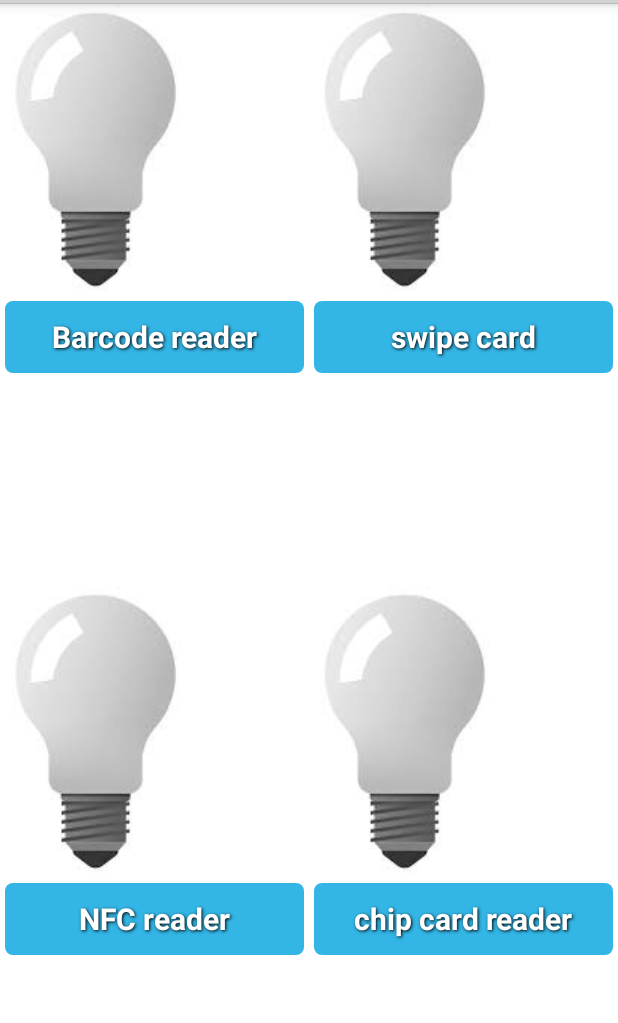
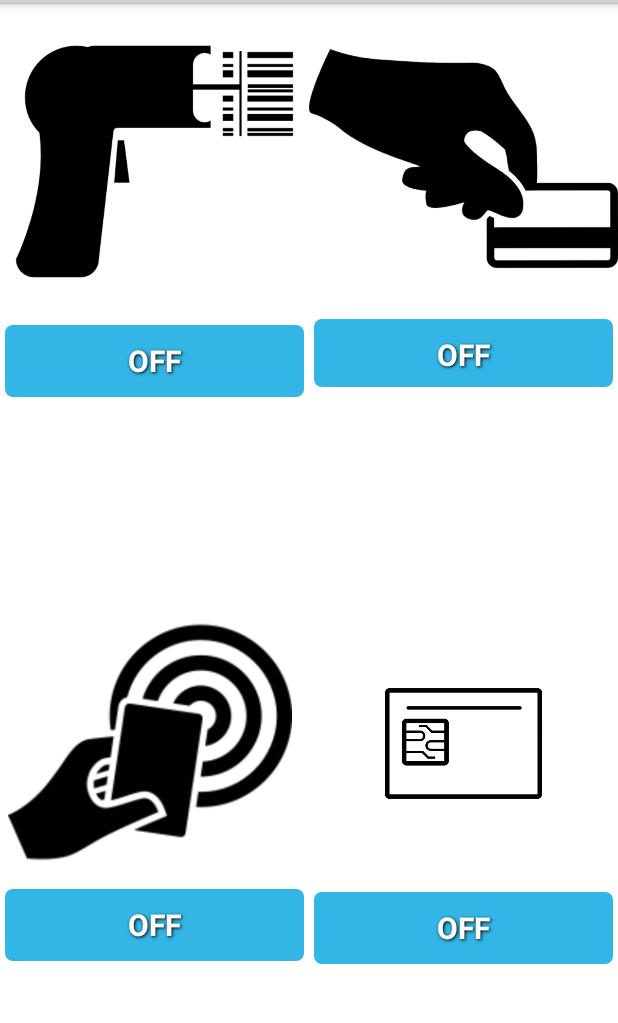
Before and after one commit to UdeeshaShehan/BSA2, an Android app: the DeviceStatus screen opened directly, with no data from a screen before it, on a phone screen of 412 x 824 dp, the part 69-1092 px from its top. Run offline under Robolectric (Android 15) with nearby library versions, the phone set to English and light mode, and no system bars.

Commit message:
change UI

```diff
--- a/app/build.gradle
+++ b/app/build.gradle
@@ -27,4 +27,5 @@ dependencies {
     compile files('libs/httpcore-4.2.3.jar')
     compile files('libs/gson-2.2.jar')
     compile files('libs/bcprov-jdk15on-156.jar')
+    compile files('libs/org.eclipse.paho.client.mqttv3-1.1.0.jar')
 }
--- a/app/src/main/java/com/example/usid/mpos/MainActivity.java
+++ b/app/src/main/java/com/example/usid/mpos/MainActivity.java
@@ -135,12 +135,13 @@ public class MainActivity extends FragmentActivity implements Communicator{
 
     @Override
     protected void onCreate(Bundle savedInstanceState) {
+        super.onCreate(savedInstanceState);
         res = getResources();
         setContentView(R.layout.activity_main);
         viewPager = (ViewPager) findViewById(R.id.pager);
         plist=new ArrayList<Product>();
         plist=getDataFromSharedPreferences();
-        super.onCreate(savedInstanceState);
+
         SDK_SUPPORTED = Build.VERSION.SDK_INT >= Build.VERSION_CODES.HONEYCOMB;
         initiateActionBar();
         startService(new Intent(this, UDPBroadcastSerrvice.class));
--- a/app/src/main/java/com/example/usid/mpos/UI/DeviceStatus.java
+++ b/app/src/main/java/com/example/usid/mpos/UI/DeviceStatus.java
@@ -18,10 +18,9 @@ import java.util.Observer;
  */
 
 public class DeviceStatus extends Activity implements Observer {
-    Button button,button2, button3, button4;
     ImageView image,image2,image3,image4;
     KeepAlive k;
-
+    Button button,button2,button3,button4;
     @Override
     public void onCreate(Bundle savedInstanceState) {
         super.onCreate(savedInstanceState);
@@ -30,6 +29,10 @@ public class DeviceStatus extends Activity implements Observer {
         image2 = (ImageView) findViewById(R.id.imageView2);
         image3 = (ImageView) findViewById(R.id.imageView3);
         image4 = (ImageView) findViewById(R.id.imageView4);
+        button= (Button) findViewById(R.id.btnChangeImage);
+        button2= (Button) findViewById(R.id.btnChangeImage2);
+        button3= (Button) findViewById(R.id.btnChangeImage3);
+        button4= (Button) findViewById(R.id.btnChangeImage4);
         k=KeepAlive.getInstance();
         k.addObserver(this);
         runOnUiThread(new Runnable() {
@@ -62,28 +65,36 @@ public class DeviceStatus extends Activity implements Observer {
 
     }
     public void device1On(){
-        image.setImageResource(R.drawable.on);
+       // image.setImageResource(R.drawable.on);
+        button.setText("ON");
     }
     public void device1Off(){
-        image.setImageResource(R.drawable.off);
+        //image.setImageResource(R.drawable.off);
+        button.setText("OFF");
     }
     public void device2On(){
-        image2.setImageResource(R.drawable.on);
+        //image2.setImageResource(R.drawable.on);
+        button2.setText("ON");
     }
     public void device2Off(){
-        image2.setImageResource(R.drawable.off);
+        //image2.setImageResource(R.drawable.off);
+        button2.setText("OFF");
     }
     public void device3On(){
-        image3.setImageResource(R.drawable.on);
+        //image3.setImageResource(R.drawable.on);
+        button3.setText("ON");
     }
     public void device3Off(){
-        image3.setImageResource(R.drawable.off);
+        //image3.setImageResource(R.drawable.off);
+        button3.setText("OFF");
     }
     public void device4On(){
-        image4.setImageResource(R.drawable.on);
+        //image4.setImageResource(R.drawable.on);
+        button4.setText("ON");
     }
     public void device4Off(){
-        image4.setImageResource(R.drawable.off);
+        //image4.setImageResource(R.drawable.off);
+        button4.setText("OFF");
     }
 
     public void addListenerOnButton() {
@@ -141,7 +152,7 @@ public class DeviceStatus extends Activity implements Observer {
             @Override
             public void run() {
 
-                if(k.getDevice1()){
+               if(k.getDevice1()){
                     Log.e("keepAlive","device1on");
                     device1On();
                 }else{
--- a/app/src/main/java/com/example/usid/mpos/UI/InventoryFragment.java
+++ b/app/src/main/java/com/example/usid/mpos/UI/InventoryFragment.java
@@ -317,7 +317,7 @@ public class InventoryFragment extends UpdatableFragment {
 				/*Toast.makeText(getActivity().getBaseContext(),
 						SetServerString,
 						Toast.LENGTH_SHORT).show();*/
-				StringTokenizer tokenizer = new StringTokenizer(SetServerString, " \t\n\r\f\",.:;?![]'");
+				StringTokenizer tokenizer = new StringTokenizer(SetServerString, " \t\n\r\f\",.:;?![]'");//["11111111111, Soap, , Eli Lili and co, 5, 58.50, 15, 2017-02-28, 65"]
 				int count=0;
 				while (tokenizer.hasMoreElements()) {
 					productDetail[count]=tokenizer.nextElement().toString();
@@ -326,7 +326,7 @@ public class InventoryFragment extends UpdatableFragment {
 						break;
 				}
 				if(count>=3){
-					boolean success = productCatalog.addProduct(productDetail[0], productDetail[1], 50.0);
+					boolean success = productCatalog.addProduct(productDetail[1], productDetail[0], 50.0);
 					if (success) {
 						/*Toast.makeText(getActivity().getBaseContext(),
 								res.getString(R.string.success) ,
--- a/app/src/main/java/com/example/usid/mpos/UI/SaleFragment.java
+++ b/app/src/main/java/com/example/usid/mpos/UI/SaleFragment.java
@@ -328,7 +328,7 @@ public class SaleFragment extends UpdatableFragment implements FragmentCommunica
 				Map<String,String> product;
 				Iterator it=list.iterator();
 				List<String> list1 = new ArrayList<String>();
-				if(SalesDetails.bill.length()>2&&SalesDetails.bill.charAt(0)!='9')
+				//if(SalesDetails.bill.length()>2&&SalesDetails.bill.charAt(0)!='9')
 				SalesDetails.bill="9-";
 				while (it.hasNext()){
 					product=(Map<String,String>) it.next();
--- a/app/src/main/java/com/example/usid/mpos/UI/ShopEnvironment.java
+++ b/app/src/main/java/com/example/usid/mpos/UI/ShopEnvironment.java
@@ -23,7 +23,7 @@ public class ShopEnvironment extends Activity {
         WebSettings webSetting = htmlWebView.getSettings();
         webSetting.setJavaScriptEnabled(true);
         webSetting.setDisplayZoomControls(true);
-        htmlWebView.loadUrl("https://www.ddilushan.tk/fyp/stats.php");
+        htmlWebView.loadUrl("http://www.dilushan.tk/fyp/stats.php");
     }
     private class CustomWebViewClient extends WebViewClient {
         @Override
--- a/app/src/main/java/com/example/usid/mpos/technicalService/KeepAlive.java
+++ b/app/src/main/java/com/example/usid/mpos/technicalService/KeepAlive.java
@@ -61,7 +61,7 @@ public class KeepAlive extends Observable{
     }
 
     public void setDevice4(boolean device4) {
-        Log.e("keepAlive","device4");
+        Log.e("keepAlive","device3");
         this.device4 = device4;
         setChanged();
         notifyObservers();
--- a/app/src/main/java/com/example/usid/mpos/technicalService/MQTTConnection.java
+++ b/app/src/main/java/com/example/usid/mpos/technicalService/MQTTConnection.java
@@ -4,19 +4,15 @@ import android.util.Log;
 
 import com.example.usid.mpos.SecurityController;
 
-import org.eclipse.paho.android.service.MqttAndroidClient;
 import org.eclipse.paho.client.mqttv3.IMqttMessageListener;
 import org.eclipse.paho.client.mqttv3.MqttClient;
 import org.eclipse.paho.client.mqttv3.MqttException;
 import org.eclipse.paho.client.mqttv3.MqttMessage;
 import org.eclipse.paho.client.mqttv3.MqttPersistenceException;
-import org.eclipse.paho.client.mqttv3.internal.ExceptionHelper;
 import org.eclipse.paho.client.mqttv3.persist.MemoryPersistence;
-import org.eclipse.paho.client.mqttv3.util.Strings;
 import org.json.JSONObject;
 
 import java.io.UnsupportedEncodingException;
-import java.net.ConnectException;
 import java.security.GeneralSecurityException;
 
 /**
@@ -26,7 +22,7 @@ import java.security.GeneralSecurityException;
 public class MQTTConnection {
 
 
-    static String sAddress = "tcp://192.168.8.102:1883";
+    static String sAddress = "tcp://192.168.8.104:1883";
     static String sUserName = "admin";
     static String sPassword = "admin";
     static String sDestination = "credit";
--- a/app/src/main/java/com/example/usid/mpos/technicalService/UDPBroadcastSerrvice.java
+++ b/app/src/main/java/com/example/usid/mpos/technicalService/UDPBroadcastSerrvice.java
@@ -161,7 +161,7 @@ public class UDPBroadcastSerrvice extends Service implements Observer{
     }
     byte[] receiveData = new byte[1024];
     String modifiedSentence;
-    long tst=0;
+    static long tst=0;
     private void runUdpClient()  {
         String udpMsg =getIP();
         DatagramSocket ds = null;
--- a/app/src/main/res/layout/device_status.xml
+++ b/app/src/main/res/layout/device_status.xml
@@ -18,16 +18,17 @@
     <ImageView
         android:id="@+id/imageView1"
         android:layout_width="wrap_content"
-        android:layout_height="wrap_content"
-        android:src="@drawable/on"
-        android:gravity="center"/>
+        android:layout_height="211dp"
+        android:src="@drawable/device1"
+        android:gravity="center"
+        android:layout_weight="4.50" />
 
     <Button
         android:id="@+id/btnChangeImage"
         style="@style/ButtonText"
         android:layout_width="match_parent"
         android:layout_height="match_parent"
-        android:layout_weight="0.5"
+        android:layout_weight="9.17"
         android:background="@drawable/btn_blue"
         android:text="@string/barcode_reader" />
 
@@ -36,22 +37,24 @@
             android:layout_width="match_parent"
             android:layout_height="wrap_content"
             android:orientation="vertical"
-            android:layout_weight="1">
+            android:layout_weight="1"
+            android:weightSum="1">
     <ImageView
         android:id="@+id/imageView2"
         android:layout_width="wrap_content"
-        android:layout_height="wrap_content"
-        android:src="@drawable/on"
-        android:gravity="center"/>
+        android:layout_height="207dp"
+        android:src="@drawable/device2"
+        android:gravity="center"
+        android:layout_weight="1.50" />
 
             <Button
                 android:id="@+id/btnChangeImage2"
                 style="@style/ButtonText"
                 android:layout_width="match_parent"
-        android:layout_height="match_parent"
-        android:layout_weight="0.5"
+                android:layout_height="45dp"
                 android:background="@drawable/btn_blue"
-        android:text="@string/swip_card_reader" />
+                android:text="@string/swip_card_reader"
+                android:layout_weight="2.17" />
         </LinearLayout>
         </LinearLayout>
     <LinearLayout
@@ -67,8 +70,8 @@
     <ImageView
         android:id="@+id/imageView3"
         android:layout_width="wrap_content"
-        android:layout_height="wrap_content"
-        android:src="@drawable/on"
+        android:layout_height="189dp"
+        android:src="@drawable/device4"
         android:gravity="center"/>
 
             <Button
@@ -85,23 +88,24 @@
             android:layout_width="match_parent"
             android:layout_height="wrap_content"
             android:orientation="vertical"
-            android:layout_weight="1">
+            android:layout_weight="1"
+            android:weightSum="1">
+
             <ImageView
                 android:id="@+id/imageView4"
                 android:layout_width="wrap_content"
-        android:layout_height="wrap_content"
-        android:src="@drawable/on"
-        android:gravity="center"/>
+                android:layout_height="191dp"
+                android:src="@drawable/device3"
+                android:gravity="center" />
 
             <Button
                  android:id="@+id/btnChangeImage4"
                 style="@style/ButtonText"
                 android:layout_width="match_parent"
                  android:layout_height="match_parent"
-        android:layout_weight="0.5"
                 android:background="@drawable/btn_blue"
                 android:text="@string/chip_card_reader"
-        />
+                android:layout_weight="2.42" />
         </LinearLayout>
 
    </LinearLayout>
```
Also changed, not shown: app/src/main/java/com/example/usid/mpos/UI/ProductDetailActivity.java (+6 -1 lines), app/src/main/java/com/example/usid/mpos/UI/ReportFragment.java (+23 -0 lines), app/src/main/java/com/example/usid/mpos/technicalService/SocketService.java (+5 -6 lines), app/src/main/res/layout/layout_report.xml (+4 -4 lines), app/src/main/res/drawable/device1.png (added), app/src/main/res/drawable/device2.jpg (added), app/src/main/res/drawable/device3.png (added), app/src/main/res/drawable/device4.png (added). Lines whose indentation alone changed are shown as unchanged.
